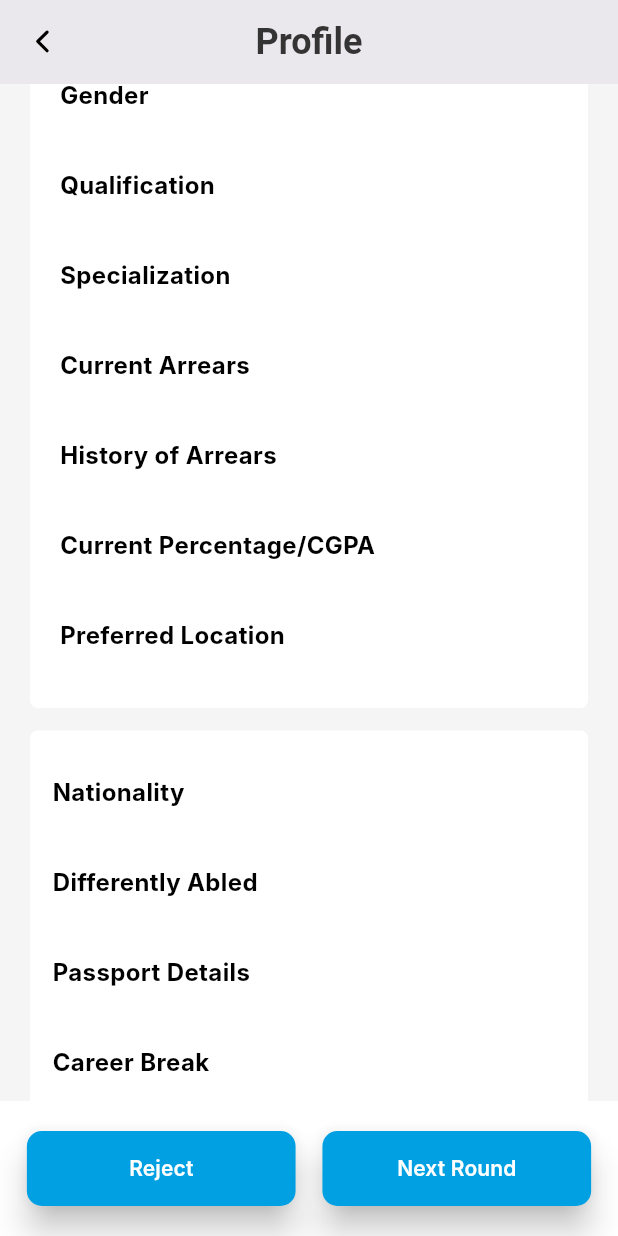
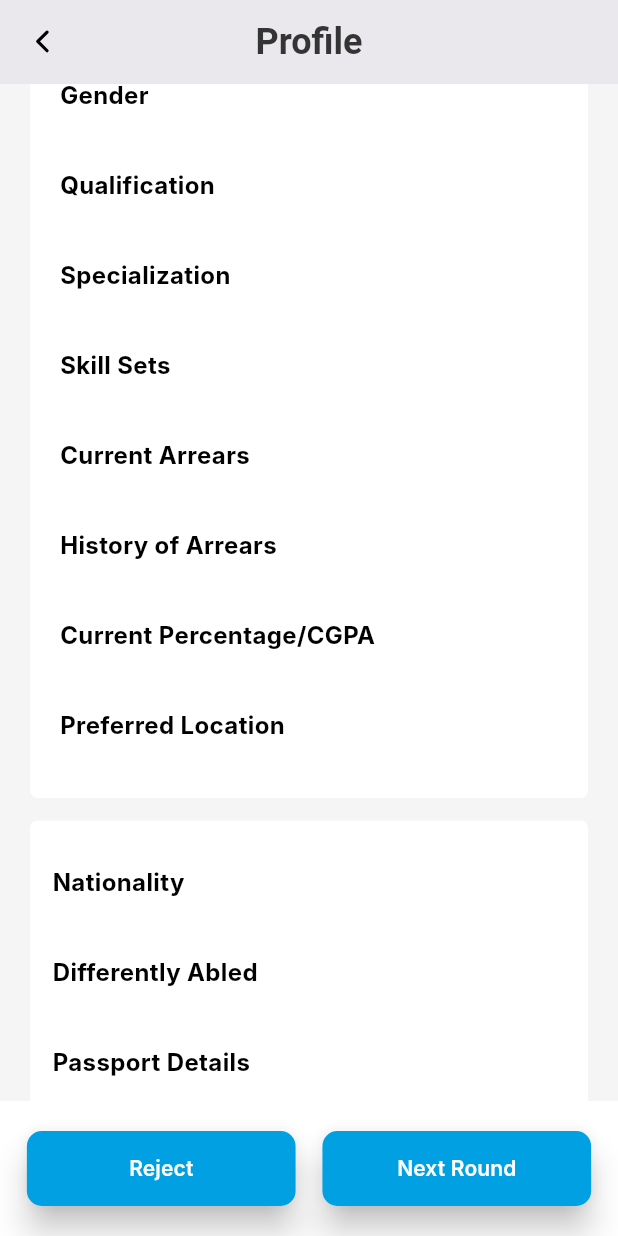
Before and after one commit to NivasKumaravel/getifyjobsrecruiter, a Flutter app: the Recruiter_Campus_Peofile_Interview_Screen screen opened directly with empty values, scrolled down 576 dp, on a phone screen of 412 x 824 dp. Run offline on Flutter 3.47's test engine with Material 3 defaults, Android fonts, the phone set to English and light mode, and no system bars; our stand-ins replace dio, dotted_border, file_picker, firebase_core, firebase_messaging, flutter_easyloading and 20 more; missing offline and left inert: flutter_pdfview, qr_code_scanner, razorpay_flutter, super_tag_editor; accounts and stored records are empty; network calls fail; Roboto replaces fonts that are missing (Inter); project files that could hold a hidden picture were left out.

Commit message:
Fixing skill sets issue in campus page

```diff
--- a/lib/Src/Recruiter_Mobile_Screen/Home_DashBoard/Recruiter_Job_UI/Recruiter_Campus_Job_Ui/Recruiter_Campus_Profile_Interview_Screen.dart
+++ b/lib/Src/Recruiter_Mobile_Screen/Home_DashBoard/Recruiter_Job_UI/Recruiter_Campus_Job_Ui/Recruiter_Campus_Profile_Interview_Screen.dart
@@ -567,6 +567,7 @@ class _Recruiter_Campus_Peofile_Interview_ScreenState extends ConsumerState<Recr
             _profileInformation(title: 'Gender', data: candiateProfileData?.gender ?? ""),
             _profileInformation(title: 'Qualification', data: candiateProfileData?.qualification ?? ""),
             _profileInformation(title: 'Specialization', data: candiateProfileData?.specialization ?? ""),
+            _profileInformation(title: 'Skill Sets', data: candiateProfileData?.skillSet ?? ""),
             _profileInformation(title: 'Current Arrears', data: candiateProfileData?.currentArrears ?? ""),
             _profileInformation(title: 'History of Arrears', data: candiateProfileData?.historyOfArrears ?? ""),
             _profileInformation(title: 'Current Percentage/CGPA', data: candiateProfileData?.currentPercentage ?? ""),
```
